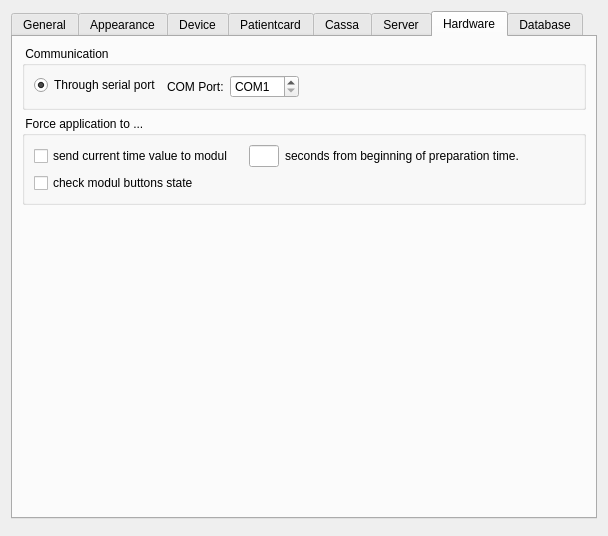
This is client/dlgpreferences.ui in tbikfalvi/Belenus as Qt 5 draws it before an edit. The edited form follows.
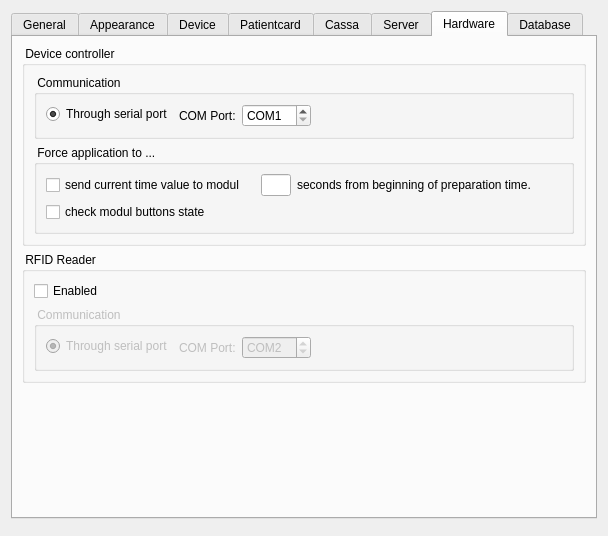
This is the edited form. The open tabs and pages were chosen to show the change.

Commit message: Beallitasok RFID

```diff
--- a/client/dlgpreferences.ui
+++ b/client/dlgpreferences.ui
@@ -1917,7 +1917,13 @@
       <attribute name="title">
        <string>Hardware</string>
       </attribute>
-      <layout class="QVBoxLayout" name="verticalLayout_28">
+      <layout class="QVBoxLayout" name="verticalLayout_29">
+       <item>
+        <widget class="QGroupBox" name="gbDeviceController">
+         <property name="title">
+          <string> Device controller </string>
+         </property>
+         <layout class="QVBoxLayout" name="verticalLayout_24">
        <item>
         <widget class="QGroupBox" name="gbCommunication">
          <property name="title">
@@ -2048,6 +2054,87 @@
             <property name="text">
              <string>check modul buttons state</string>
             </property>
+              </widget>
+             </item>
+            </layout>
+           </widget>
+          </item>
+         </layout>
+        </widget>
+       </item>
+       <item>
+        <widget class="QGroupBox" name="gbRFIDController">
+         <property name="title">
+          <string> RFID Reader </string>
+         </property>
+         <layout class="QVBoxLayout" name="verticalLayout_28">
+          <item>
+           <widget class="QCheckBox" name="chkRFIDEnabled">
+            <property name="text">
+             <string>Enabled</string>
+            </property>
+           </widget>
+          </item>
+          <item>
+           <widget class="QGroupBox" name="gbCommunicationRFID">
+            <property name="enabled">
+             <bool>false</bool>
+            </property>
+            <property name="title">
+             <string> Communication </string>
+            </property>
+            <layout class="QFormLayout" name="formLayout_8">
+             <item row="0" column="0">
+              <widget class="QRadioButton" name="rbCommSerialRFID">
+               <property name="text">
+                <string>Through serial port</string>
+               </property>
+               <property name="checked">
+                <bool>true</bool>
+               </property>
+              </widget>
+             </item>
+             <item row="0" column="1">
+              <layout class="QHBoxLayout" name="horizontalLayout_37">
+               <item>
+                <widget class="QLabel" name="lblCOMRFID">
+                 <property name="text">
+                  <string>COM Port:</string>
+                 </property>
+                </widget>
+               </item>
+               <item>
+                <widget class="QSpinBox" name="spbCOMRFID">
+                 <property name="prefix">
+                  <string>COM</string>
+                 </property>
+                 <property name="minimum">
+                  <number>1</number>
+                 </property>
+                 <property name="maximum">
+                  <number>16</number>
+                 </property>
+                 <property name="value">
+                  <number>2</number>
+                 </property>
+                </widget>
+               </item>
+               <item>
+                <spacer name="horizontalSpacer_28">
+                 <property name="orientation">
+                  <enum>Qt::Horizontal</enum>
+                 </property>
+                 <property name="sizeHint" stdset="0">
+                  <size>
+                   <width>40</width>
+                   <height>20</height>
+                  </size>
+                 </property>
+                </spacer>
+               </item>
+              </layout>
+             </item>
+            </layout>
            </widget>
           </item>
          </layout>
```
Left out of the diff: 2 changed lines with no effect on the pictures. Lines whose indentation alone changed are shown as unchanged. The commit also changes 5 other files.
